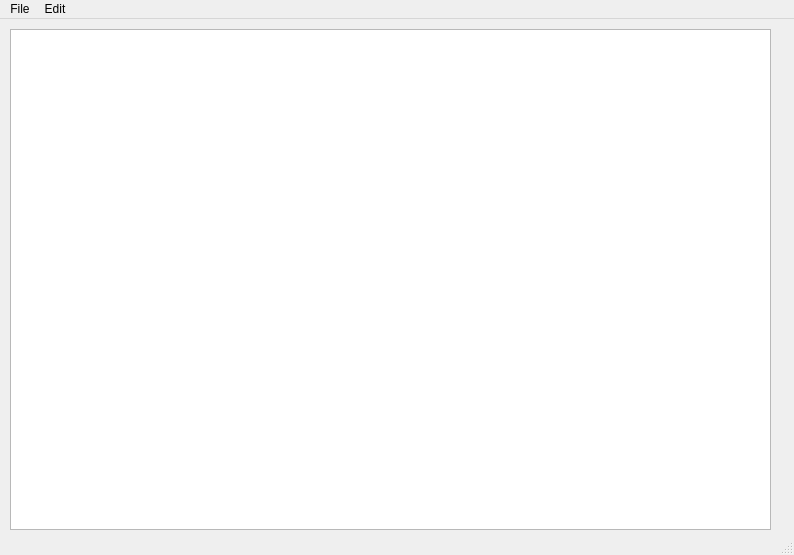
This is Notepad_qmake/mainwindow.ui in EthanPui/QT-Learning as Qt 5 draws it before an edit. The edited form follows.
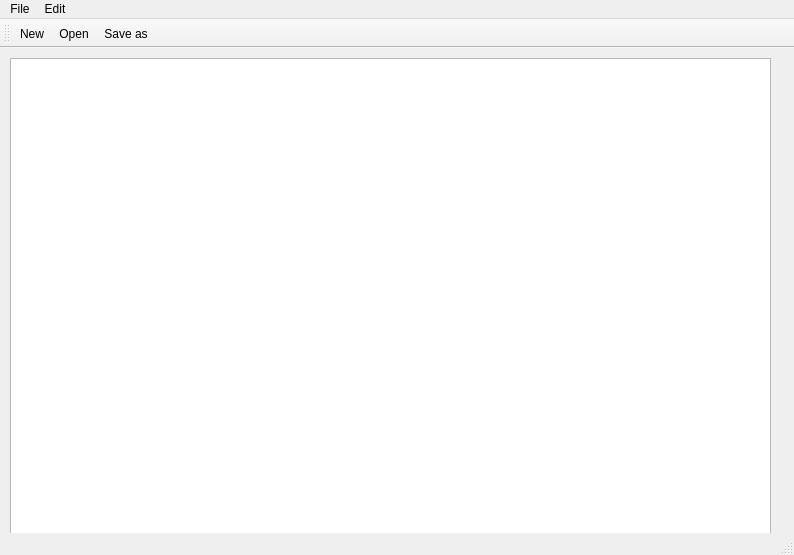
This is the edited form. Icons and pictures are not drawn.

The edit to the form file:
```diff
--- a/Notepad_qmake/mainwindow.ui
+++ b/Notepad_qmake/mainwindow.ui
@@ -62,7 +62,21 @@
    <addaction name="menuFile"/>
    <addaction name="menuEdit"/>
   </widget>
-  <widget class="QStatusBar" name="statusbar"/>
+  <widget class="QStatusBar" name="statusBar"/>
+  <widget class="QToolBar" name="MainToolBar">
+   <property name="windowTitle">
+    <string>toolBar</string>
+   </property>
+   <attribute name="toolBarArea">
+    <enum>TopToolBarArea</enum>
+   </attribute>
+   <attribute name="toolBarBreak">
+    <bool>false</bool>
+   </attribute>
+   <addaction name="actionNew"/>
+   <addaction name="actionOpen"/>
+   <addaction name="actionSave_as"/>
+  </widget>
   <action name="actionNew">
    <property name="icon">
     <iconset resource="Resources.qrc">
```
Left out of the diff: 15 changed lines with no effect on the pictures.
